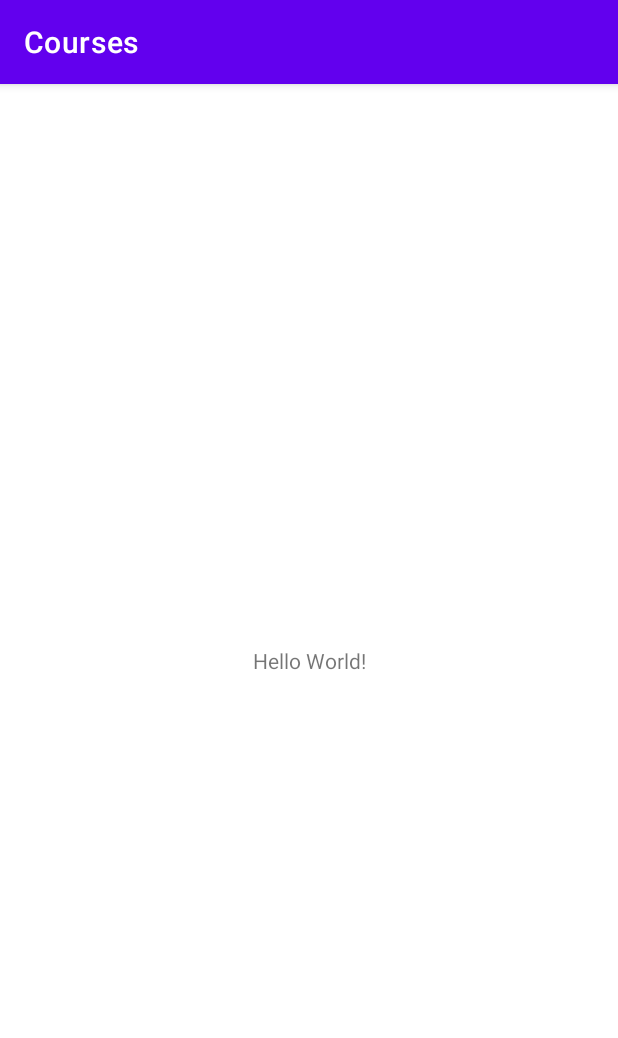
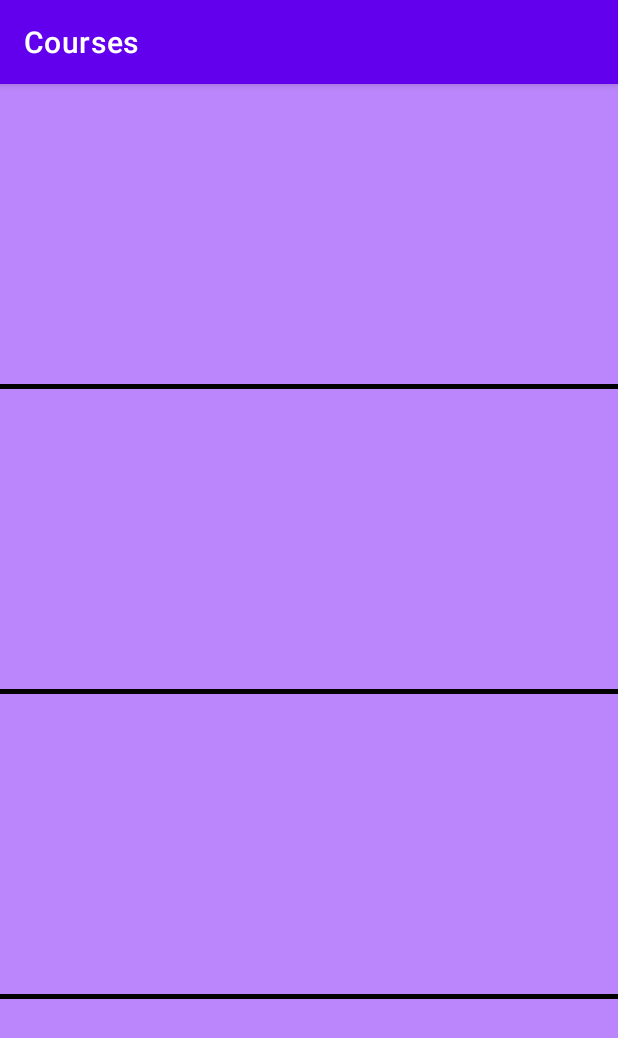
Before and after one commit to irisquerol/Courses, an Android app: the screen it shows after launch (MainActivity), on a phone screen of 412 x 824 dp. Shown: the top 1038 px of the screen. Run offline under Robolectric (Android 15) with nearby library versions, the phone set to English and light mode, and no system bars.

Commit message:
linearlayout division

```diff
--- a/app/src/main/res/layout/activity_main.xml
+++ b/app/src/main/res/layout/activity_main.xml
@@ -6,13 +6,83 @@
     android:layout_height="match_parent"
     tools:context=".MainActivity">
 
-    <TextView
-        android:layout_width="wrap_content"
-        android:layout_height="wrap_content"
-        android:text="Hello World!"
-        app:layout_constraintBottom_toBottomOf="parent"
-        app:layout_constraintLeft_toLeftOf="parent"
-        app:layout_constraintRight_toRightOf="parent"
-        app:layout_constraintTop_toTopOf="parent" />
+    <LinearLayout
+        android:layout_width="match_parent"
+        android:layout_height="match_parent"
+        android:background="@color/purple_200"
+        android:orientation="vertical"
+        tools:layout_editor_absoluteX="63dp"
+        tools:layout_editor_absoluteY="-16dp">
+
+
+        <LinearLayout
+            android:layout_width="match_parent"
+            android:layout_height="200dp"
+            android:orientation="horizontal">
+
+            <TextView
+                android:id="@+id/title1"
+                android:layout_width="wrap_content"
+                android:layout_height="wrap_content"
+                android:layout_gravity="center"
+                android:layout_marginTop="50dp"
+                android:text="dfgsdfg"
+                android:textColor="@color/purple_200"
+                android:textSize="30sp"
+                android:textStyle="bold" />
+
+        </LinearLayout>
+
+        <View
+            android:layout_width="match_parent"
+            android:layout_height="3dp"
+            android:background="@color/black" />
+
+        <LinearLayout
+            android:layout_width="match_parent"
+            android:layout_height="200dp"
+            android:orientation="horizontal">
+
+            <TextView
+                android:id="@+id/title2"
+                android:layout_width="wrap_content"
+                android:layout_height="wrap_content"
+                android:layout_gravity="center"
+                android:layout_marginTop="50dp"
+                android:text="dfgsdfg"
+                android:textColor="@color/purple_200"
+                android:textSize="30sp"
+                android:textStyle="bold" />
+
+        </LinearLayout>
+
+        <View
+            android:layout_width="match_parent"
+            android:layout_height="3dp"
+            android:background="@color/black" />
+
+        <LinearLayout
+            android:layout_width="match_parent"
+            android:layout_height="200dp"
+            android:orientation="horizontal">
+
+            <TextView
+                android:id="@+id/title3"
+                android:layout_width="wrap_content"
+                android:layout_height="wrap_content"
+                android:layout_gravity="center"
+                android:layout_marginTop="50dp"
+                android:text="dfgsdfg"
+                android:textColor="@color/purple_200"
+                android:textSize="30sp"
+                android:textStyle="bold" />
+
+        </LinearLayout>
+
+        <View
+            android:layout_width="match_parent"
+            android:layout_height="3dp"
+            android:background="@color/black" />
+    </LinearLayout>
 
 </androidx.constraintlayout.widget.ConstraintLayout>
```
Also changed, not shown: 2 other files.
